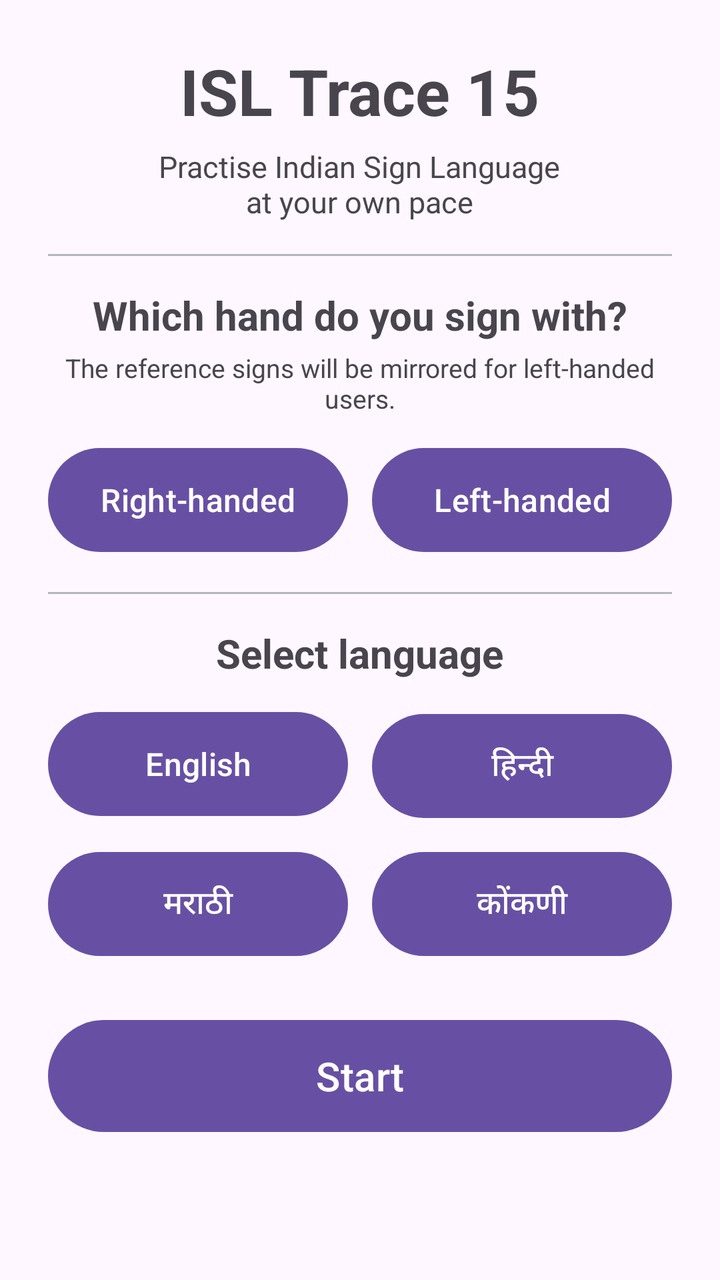
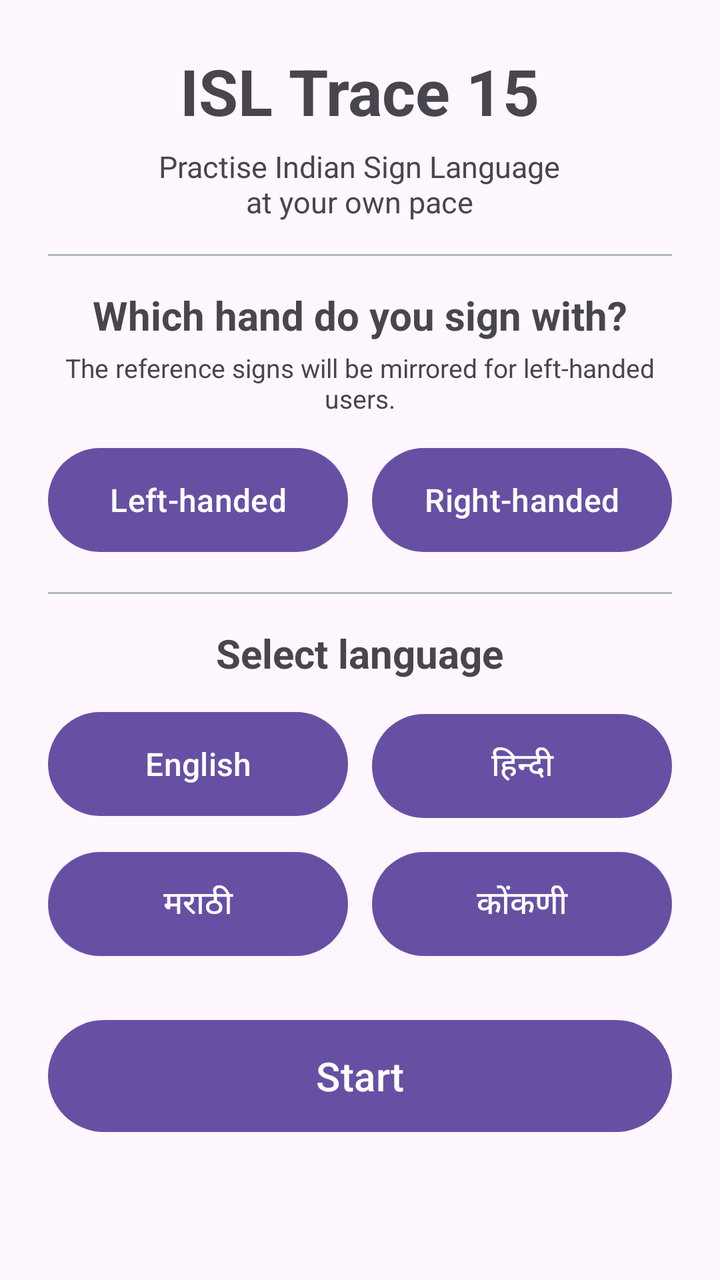

An Android layout rendered at two revisions. The XML below is the earlier revision; the diff shows what the commit changed to produce the second picture.
<!-- AndroidManifest.xml: application theme Theme.ISLTeachingApp -->
<!-- res/layout/activity_main.xml -->
<?xml version="1.0" encoding="utf-8"?>
<ScrollView xmlns:android="http://schemas.android.com/apk/res/android"
    android:layout_width="match_parent"
    android:layout_height="match_parent"
    android:fillViewport="true"
    android:fitsSystemWindows="true">

    <LinearLayout
        android:layout_width="match_parent"
        android:layout_height="wrap_content"
        android:gravity="center_horizontal"
        android:orientation="vertical"
        android:padding="24dp">

        <TextView
            android:id="@+id/tvAppTitle"
            android:layout_width="wrap_content"
            android:layout_height="wrap_content"
            android:text="@string/app_name"
            android:textSize="32sp"
            android:textStyle="bold" />

        <TextView
            android:layout_width="wrap_content"
            android:layout_height="wrap_content"
            android:layout_marginTop="6dp"
            android:gravity="center"
            android:text="@string/app_description"
            android:textSize="15sp" />

        <View
            android:layout_width="match_parent"
            android:layout_height="1dp"
            android:layout_marginTop="16dp"
            android:layout_marginBottom="16dp"
            android:background="@color/muted" />

        
        <TextView
            android:layout_width="wrap_content"
            android:layout_height="wrap_content"
            android:text="@string/which_hand_question"
            android:textSize="20sp"
            android:textStyle="bold" />

        <TextView
            android:layout_width="wrap_content"
            android:layout_height="wrap_content"
            android:layout_marginTop="4dp"
            android:gravity="center"
            android:text="@string/hand_select_note"
            android:textSize="13sp" />

        <LinearLayout
            android:layout_width="match_parent"
            android:layout_height="wrap_content"
            android:layout_marginTop="12dp"
            android:orientation="horizontal">

            <Button
                android:id="@+id/btnRight"
                android:layout_width="0dp"
                android:layout_height="60dp"
                android:layout_marginEnd="6dp"
                android:layout_weight="1"
                android:text="@string/right_handed"
                android:textSize="16sp" />

            <Button
                android:id="@+id/btnLeft"
                android:layout_width="0dp"
                android:layout_height="60dp"
                android:layout_marginStart="6dp"
                android:layout_weight="1"
                android:text="@string/left_handed"
                android:textSize="16sp" />
        </LinearLayout>

        <View
            android:layout_width="match_parent"
            android:layout_height="1dp"
            android:layout_marginTop="16dp"
            android:layout_marginBottom="16dp"
            android:background="@color/muted" />

        
        <TextView
            android:id="@+id/tvLanguageTitle"
            android:layout_width="wrap_content"
            android:layout_height="wrap_content"
            android:text="@string/select_language"
            android:textSize="20sp"
            android:textStyle="bold" />

        
        <LinearLayout
            android:layout_width="match_parent"
            android:layout_height="wrap_content"
            android:layout_marginTop="12dp"
            android:orientation="horizontal">

            <Button
                android:id="@+id/btnLangEnglish"
                android:layout_width="0dp"
                android:layout_height="60dp"
                android:layout_marginEnd="6dp"
                android:layout_weight="1"
                android:text="English"
                android:textSize="16sp" />

            <Button
                android:id="@+id/btnLangHindi"
                android:layout_width="0dp"
                android:layout_height="60dp"
                android:layout_marginStart="6dp"
                android:layout_weight="1"
                android:text="हिन्दी"
                android:textSize="16sp" />
        </LinearLayout>

        
        <LinearLayout
            android:layout_width="match_parent"
            android:layout_height="wrap_content"
            android:layout_marginTop="10dp"
            android:orientation="horizontal">

            <Button
                android:id="@+id/btnLangMarathi"
                android:layout_width="0dp"
                android:layout_height="60dp"
                android:layout_marginEnd="6dp"
                android:layout_weight="1"
                android:text="मराठी"
                android:textSize="16sp" />

            <Button
                android:id="@+id/btnLangKonkani"
                android:layout_width="0dp"
                android:layout_height="60dp"
                android:layout_marginStart="6dp"
                android:layout_weight="1"
                android:text="कोंकणी"
                android:textSize="16sp" />
        </LinearLayout>

        
        <Button
            android:id="@+id/btnStart"
            android:layout_width="match_parent"
            android:layout_height="64dp"
            android:layout_marginTop="24dp"
            android:text="@string/start"
            android:textSize="20sp" />

    </LinearLayout>

</ScrollView>
<!-- resources referenced by this layout -->
<resources>
  <color name="muted">#FFB0B8C0</color>
  <string name="app_description">Practise Indian Sign Language\nat your own pace</string>
  <string name="app_name">ISL Trace 15</string>
  <string name="hand_select_note">The reference signs will be mirrored for left-handed users.</string>
  <string name="left_handed">Left-handed</string>
  <string name="right_handed">Right-handed</string>
  <string name="select_language">Select language</string>
  <string name="start">Start</string>
  <string name="which_hand_question">Which hand do you sign with?</string>
  <style name="Theme.ISLTeachingApp" parent="Theme.Material3.DayNight.NoActionBar" />
</resources>

<!-- the commit's change to res/layout/activity_main.xml (unified diff, before → after) -->
@@ -58,21 +58,21 @@
             android:orientation="horizontal">
 
             <Button
-                android:id="@+id/btnRight"
+                android:id="@+id/btnLeft"
                 android:layout_width="0dp"
                 android:layout_height="60dp"
                 android:layout_marginEnd="6dp"
                 android:layout_weight="1"
-                android:text="@string/right_handed"
+                android:text="@string/left_handed"
                 android:textSize="16sp" />
 
             <Button
-                android:id="@+id/btnLeft"
+                android:id="@+id/btnRight"
                 android:layout_width="0dp"
                 android:layout_height="60dp"
                 android:layout_marginStart="6dp"
                 android:layout_weight="1"
-                android:text="@string/left_handed"
+                android:text="@string/right_handed"
                 android:textSize="16sp" />
         </LinearLayout>
 
